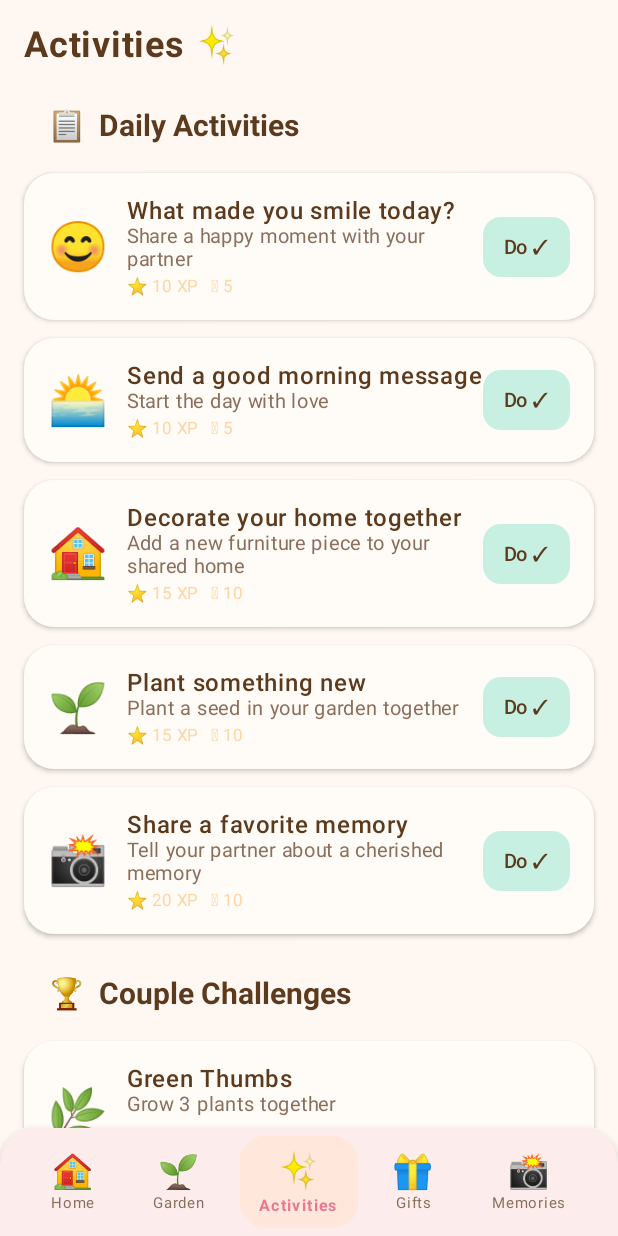
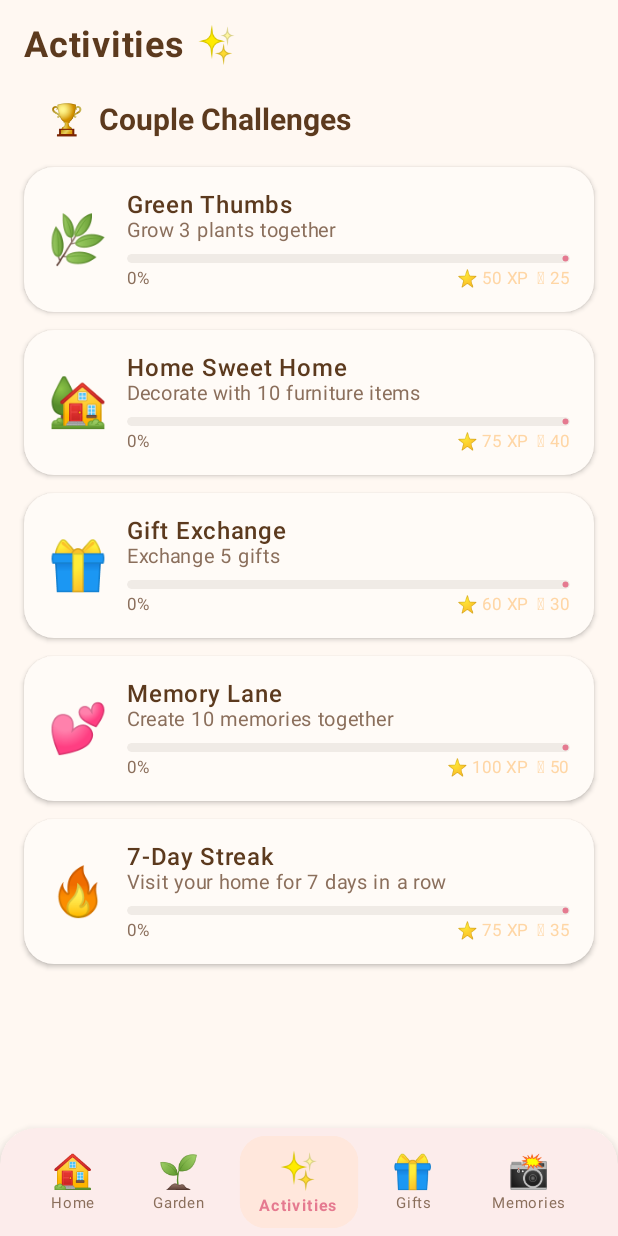
Before and after one commit to krmayur/ProjectAnti, an Android app built with Jetpack Compose: the ActivitiesScreen screen opened through its navigation route, on a phone screen of 412 x 824 dp. Run offline under Robolectric (Android 15) with nearby library versions, the phone set to English and light mode, and no system bars; our stand-ins replace Dagger/Hilt's generated code, Firebase (no records; nobody signed in at launch, a user with empty details on screens opened directly).

Commit message:
Remove daily activities and keep couple challenges in ActivitiesScreen

```diff
--- a/app/src/main/java/com/ourworld/app/ui/navigation/NavGraph.kt
+++ b/app/src/main/java/com/ourworld/app/ui/navigation/NavGraph.kt
@@ -158,8 +158,7 @@ fun OurWorldNavGraph(
             val activitiesState by activitiesViewModel.uiState.collectAsState()
 
             ActivitiesScreen(
-                uiState = activitiesState,
-                onCompleteActivity = { activitiesViewModel.completeActivity(it) }
+                uiState = activitiesState
             )
         }
 
--- a/app/src/main/java/com/ourworld/app/ui/screens/activities/ActivitiesScreen.kt
+++ b/app/src/main/java/com/ourworld/app/ui/screens/activities/ActivitiesScreen.kt
@@ -14,7 +14,6 @@ import androidx.compose.ui.text.font.FontWeight
 import androidx.compose.ui.unit.dp
 import androidx.compose.ui.unit.sp
 import com.ourworld.app.data.model.CoupleChallenge
-import com.ourworld.app.data.model.DailyActivity
 import com.ourworld.app.ui.components.CozyCard
 import com.ourworld.app.ui.components.SectionHeader
 import com.ourworld.app.ui.theme.*
@@ -22,8 +21,7 @@ import com.ourworld.app.ui.viewmodel.ActivitiesUiState
 
 @Composable
 fun ActivitiesScreen(
-    uiState: ActivitiesUiState,
-    onCompleteActivity: (String) -> Unit
+    uiState: ActivitiesUiState
 ) {
     LazyColumn(
         modifier = Modifier
@@ -39,23 +37,11 @@ fun ActivitiesScreen(
                 fontSize = 24.sp,
                 fontWeight = FontWeight.Bold,
                 color = OurWorldDarkBrown,
-                modifier = Modifier.padding(top = 16.dp, bottom = 8.dp)
+                modifier = Modifier.padding(top = 16.dp, bottom = 4.dp)
             )
         }
 
         item {
-            SectionHeader(title = "Daily Activities", emoji = "📋")
-        }
-
-        items(uiState.dailyActivities) { activity ->
-            DailyActivityCard(
-                activity = activity,
-                onComplete = { onCompleteActivity(activity.id) }
-            )
-        }
-
-        item {
-            Spacer(modifier = Modifier.height(8.dp))
             SectionHeader(title = "Couple Challenges", emoji = "🏆")
         }
 
@@ -65,53 +51,6 @@ fun ActivitiesScreen(
 
         item {
             Spacer(modifier = Modifier.height(100.dp))
-        }
-    }
-}
-
-@Composable
-private fun DailyActivityCard(
-    activity: DailyActivity,
-    onComplete: () -> Unit
-) {
-    CozyCard(modifier = Modifier.fillMaxWidth()) {
-        Row(
-            modifier = Modifier.fillMaxWidth(),
-            verticalAlignment = Alignment.CenterVertically
-        ) {
-            Text(activity.emoji, fontSize = 32.sp)
-            Spacer(modifier = Modifier.width(12.dp))
-            Column(modifier = Modifier.weight(1f)) {
-                Text(
-                    activity.title,
-                    fontWeight = FontWeight.SemiBold,
-                    color = OurWorldDarkBrown
-                )
-                Text(
-                    activity.description,
-                    fontSize = 13.sp,
-                    color = OurWorldWarmBrown
-                )
-                Row(
-                    modifier = Modifier.padding(top = 4.dp),
-                    horizontalArrangement = Arrangement.spacedBy(8.dp)
-                ) {
-                    Text("⭐ ${activity.xpReward} XP", fontSize = 11.sp, color = OurWorldGold)
-                    Text("🪙 ${activity.coinReward}", fontSize = 11.sp, color = OurWorldGold)
-                }
-            }
-            if (!activity.isCompleted) {
-                Button(
-                    onClick = onComplete,
-                    shape = RoundedCornerShape(12.dp),
-                    colors = ButtonDefaults.buttonColors(containerColor = OurWorldMint),
-                    contentPadding = PaddingValues(horizontal = 12.dp, vertical = 6.dp)
-                ) {
-                    Text("Do ✓", color = OurWorldDarkBrown, fontSize = 13.sp)
-                }
-            } else {
-                Text("✅", fontSize = 24.sp)
-            }
         }
     }
 }
@@ -137,7 +76,6 @@ private fun ChallengeCard(challenge: CoupleChallenge) {
                     color = OurWorldWarmBrown
                 )
                 Spacer(modifier = Modifier.height(8.dp))
-                // Progress bar
                 LinearProgressIndicator(
                     progress = { challenge.progress },
                     modifier = Modifier
--- a/app/src/main/java/com/ourworld/app/ui/viewmodel/ActivitiesViewModel.kt
+++ b/app/src/main/java/com/ourworld/app/ui/viewmodel/ActivitiesViewModel.kt
@@ -1,19 +1,14 @@
 package com.ourworld.app.ui.viewmodel
 
 import androidx.lifecycle.ViewModel
-import androidx.lifecycle.viewModelScope
-import com.ourworld.app.data.model.ActivityType
 import com.ourworld.app.data.model.CoupleChallenge
-import com.ourworld.app.data.model.DailyActivity
 import dagger.hilt.android.lifecycle.HiltViewModel
 import kotlinx.coroutines.flow.MutableStateFlow
 import kotlinx.coroutines.flow.StateFlow
 import kotlinx.coroutines.flow.asStateFlow
-import kotlinx.coroutines.launch
 import javax.inject.Inject
 
 data class ActivitiesUiState(
-    val dailyActivities: List<DailyActivity> = emptyList(),
     val challenges: List<CoupleChallenge> = emptyList(),
     val isLoading: Boolean = false
 )
@@ -25,17 +20,10 @@ class ActivitiesViewModel @Inject constructor() : ViewModel() {
     val uiState: StateFlow<ActivitiesUiState> = _uiState.asStateFlow()
 
     init {
-        loadActivities()
+        loadChallenges()
     }
 
-    private fun loadActivities() {
-        val activities = listOf(
-            DailyActivity(id = "1", title = "What made you smile today?", description = "Share a happy moment with your partner", type = ActivityType.QUESTION, xpReward = 10, coinReward = 5, emoji = "😊"),
-            DailyActivity(id = "2", title = "Send a good morning message", description = "Start the day with love", type = ActivityType.CHALLENGE, xpReward = 10, coinReward = 5, emoji = "🌅"),
-            DailyActivity(id = "3", title = "Decorate your home together", description = "Add a new furniture piece to your shared home", type = ActivityType.CREATIVE, xpReward = 15, coinReward = 10, emoji = "🏠"),
-            DailyActivity(id = "4", title = "Plant something new", description = "Plant a seed in your garden together", type = ActivityType.CHALLENGE, xpReward = 15, coinReward = 10, emoji = "🌱"),
-            DailyActivity(id = "5", title = "Share a favorite memory", description = "Tell your partner about a cherished memory", type = ActivityType.MEMORY, xpReward = 20, coinReward = 10, emoji = "📸")
-        )
+    private fun loadChallenges() {
         val challenges = listOf(
             CoupleChallenge(id = "c1", title = "Green Thumbs", description = "Grow 3 plants together", difficulty = 1, xpReward = 50, coinReward = 25, emoji = "🌿"),
             CoupleChallenge(id = "c2", title = "Home Sweet Home", description = "Decorate with 10 furniture items", difficulty = 2, xpReward = 75, coinReward = 40, emoji = "🏡"),
@@ -43,15 +31,6 @@ class ActivitiesViewModel @Inject constructor() : ViewModel() {
             CoupleChallenge(id = "c4", title = "Memory Lane", description = "Create 10 memories together", difficulty = 3, xpReward = 100, coinReward = 50, emoji = "💕"),
             CoupleChallenge(id = "c5", title = "7-Day Streak", description = "Visit your home for 7 days in a row", difficulty = 2, xpReward = 75, coinReward = 35, emoji = "🔥")
         )
-        _uiState.value = _uiState.value.copy(dailyActivities = activities, challenges = challenges)
-    }
-
-    fun completeActivity(activityId: String) {
-        viewModelScope.launch {
-            val updated = _uiState.value.dailyActivities.map { activity ->
-                if (activity.id == activityId) activity.copy(isCompleted = true) else activity
-            }
-            _uiState.value = _uiState.value.copy(dailyActivities = updated)
-        }
+        _uiState.value = _uiState.value.copy(challenges = challenges)
     }
 }
```
